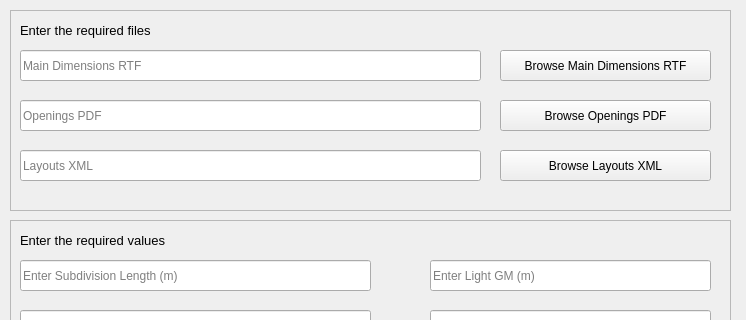
This is src/app/ui/agentMainWindow.ui in Conoship/pias as Qt 5 draws it before an edit; both pictures show x 0 to 746 and y 0 to 320 of the 746 by 772 pixel window. The edited form follows.
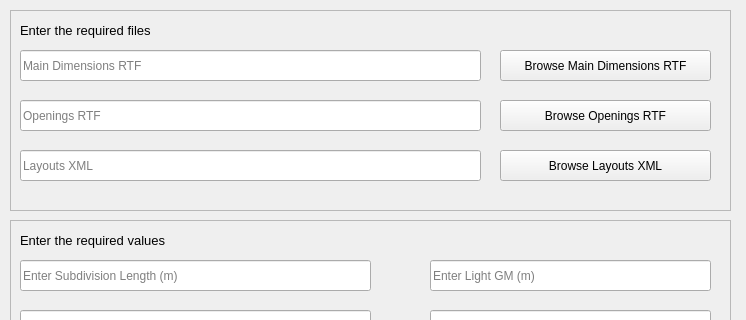
This is the edited form.

What changed in the file:
```diff
--- a/src/app/ui/agentMainWindow.ui
+++ b/src/app/ui/agentMainWindow.ui
@@ -74,7 +74,7 @@
       <bool>true</bool>
      </property>
      <property name="placeholderText">
-      <string>Openings PDF</string>
+      <string>Openings RTF</string>
      </property>
      <property name="clearButtonEnabled">
       <bool>false</bool>
@@ -122,7 +122,7 @@
       </rect>
      </property>
      <property name="text">
-      <string>Browse Openings PDF</string>
+      <string>Browse Openings RTF</string>
      </property>
     </widget>
     <widget class="QPushButton" name="layoutsBtn">
```
